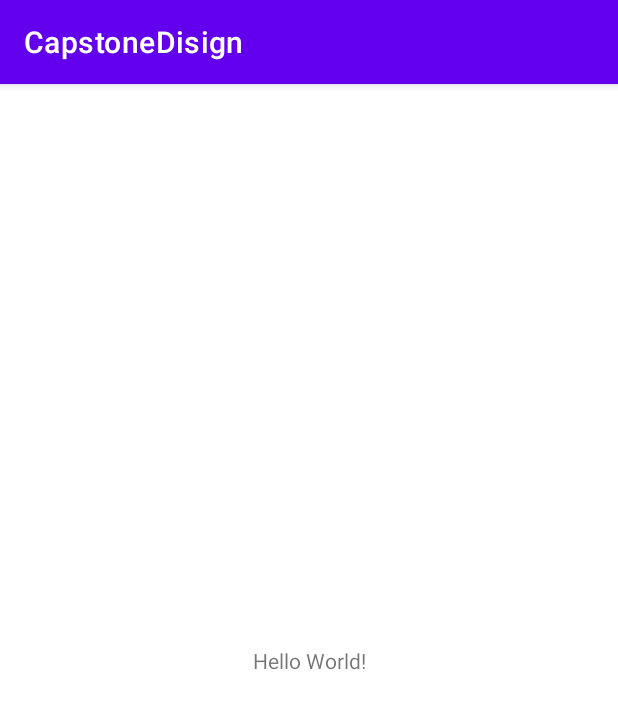
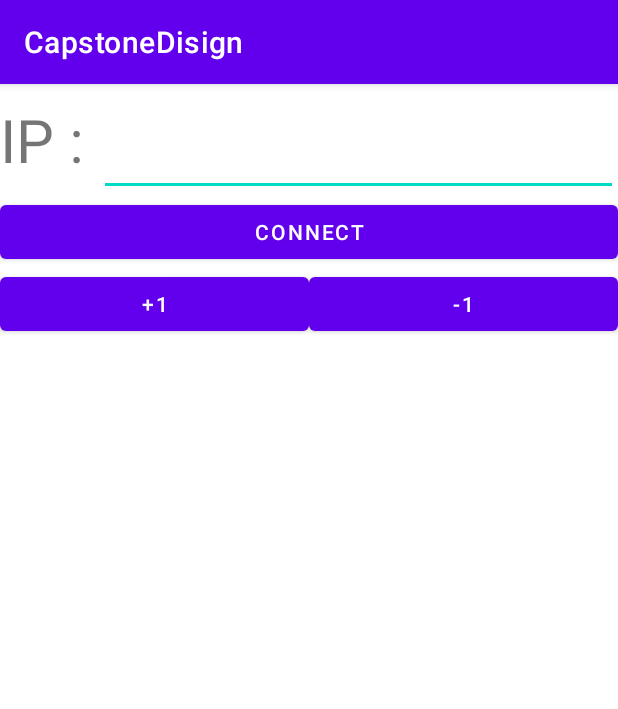
Before and after one commit to minsu11/Capston_SmartTrashCan, an Android app: the screen it shows after launch (MainActivity), on a phone screen of 412 x 824 dp. Shown: the top 709 px of the screen. Run offline under Robolectric (Android 15) with nearby library versions, the phone set to English and light mode, and no system bars.

Commit message:
ServerSetting
first Server

```diff
--- a/app/src/main/java/com/example/capstonedisign/MainActivity.java
+++ b/app/src/main/java/com/example/capstonedisign/MainActivity.java
@@ -1,14 +1,136 @@
 package com.example.capstonedisign;
-
 import androidx.appcompat.app.AppCompatActivity;
 
 import android.os.Bundle;
+import android.os.Handler;
+import android.os.Looper;
+import android.util.Log;
+import android.view.View;
+import android.widget.Button;
+import android.widget.EditText;
+import android.widget.TextView;
 
+import java.io.DataInputStream;
+import java.io.DataOutputStream;
+import java.io.IOException;
+import java.io.ObjectInputStream;
+import java.io.ObjectOutputStream;
+import java.net.Socket;
+import java.nio.ByteBuffer;
+import java.nio.ByteOrder;
 public class MainActivity extends AppCompatActivity {
+
+    int sended_num=0;
+    boolean selected = false;
+    Button connect_btn;
+    Button plus_btn, minus_btn;
+    EditText ip_edit;
+    TextView show_text;
+
+    // about socket
+    private Handler mHandler;
+
+    private Socket socket;
+
+    private DataOutputStream outstream;
+    private DataInputStream instream;
+
+    private int port = 9999;
 
     @Override
     protected void onCreate(Bundle savedInstanceState) {
         super.onCreate(savedInstanceState);
         setContentView(R.layout.activity_main);
+
+        connect_btn = (Button) findViewById(R.id.button);
+        connect_btn.setOnClickListener(new View.OnClickListener() {
+            @Override
+            public void onClick(View v) {
+                connect();
+            }
+        });
+
+        plus_btn = (Button) findViewById(R.id.plus_btn);
+        plus_btn.setOnClickListener(new View.OnClickListener() {
+            @Override
+            public void onClick(View v) {
+                selected = true;
+                sended_num += 1;
+            }
+        });
+        minus_btn = (Button) findViewById(R.id.minus_btn);
+        minus_btn.setOnClickListener(new View.OnClickListener() {
+            @Override
+            public void onClick(View v) {
+                selected = true;
+                sended_num -= 1;
+            }
+        });
+
+        ip_edit = (EditText) findViewById(R.id.editText);
+        show_text = (TextView) findViewById(R.id.textView);
+    }
+
+    void connect(){
+        mHandler = new Handler(Looper.getMainLooper());
+        Log.w("connect","연결 하는중");
+
+        Thread checkUpdate = new Thread(){
+            public void run(){
+                // Get ip
+                String newip = String.valueOf(ip_edit.getText());
+
+                // Access server
+                try{
+                    socket = new Socket(newip, port);
+                    Log.w("서버 접속됨", "서버 접속됨");
+                }catch (IOException e1){
+                    Log.w("서버 접속 못함", "서버 접속 못함");
+                    e1.printStackTrace();
+                }
+
+                Log.w("edit 넘어가야 할 값 : ","안드로이드에서 서버로 연결 요청");
+
+                try{
+                    outstream = new DataOutputStream(socket.getOutputStream());
+                    instream = new DataInputStream(socket.getInputStream());
+                    outstream.writeUTF("안드로이드에서 서버로 연결 요청");
+                }catch(IOException e){
+                    e.printStackTrace();
+                    Log.w("버퍼","버퍼 생성 잘못 됨");
+                }
+                Log.w("버퍼","버퍼 생성 잘 됨");
+
+                try{
+                    while(true){
+                        String msg = "java test message - ";
+                        if (selected == true){
+                            msg = msg + sended_num;
+                            byte[] data = msg.getBytes();
+                            ByteBuffer b1 = ByteBuffer.allocate(4);
+                            b1.order(ByteOrder.LITTLE_ENDIAN);
+                            b1.putInt(data.length);
+                            outstream.write(b1.array(),0,4);
+                            outstream.write(data);
+
+                            data = new byte[4];
+                            instream.read(data,0,4);
+                            ByteBuffer b2 = ByteBuffer.wrap(data);
+                            b2.order(ByteOrder.LITTLE_ENDIAN);
+                            int length = b2.getInt();
+                            data = new byte[length];
+                            instream.read(data,0,length);
+
+                            msg = new String(data,"UTF-8");
+                            show_text.setText(msg);
+                            selected = false;
+                        }
+                    }
+                }catch(Exception e){
+
+                }
+            }
+        };
+        checkUpdate.start();
     }
 }
--- a/app/src/main/res/layout/activity_main.xml
+++ b/app/src/main/res/layout/activity_main.xml
@@ -1,18 +1,54 @@
 <?xml version="1.0" encoding="utf-8"?>
-<androidx.constraintlayout.widget.ConstraintLayout xmlns:android="http://schemas.android.com/apk/res/android"
-    xmlns:app="http://schemas.android.com/apk/res-auto"
+<LinearLayout xmlns:android="http://schemas.android.com/apk/res/android"
     xmlns:tools="http://schemas.android.com/tools"
     android:layout_width="match_parent"
     android:layout_height="match_parent"
-    tools:context=".MainActivity">
+    tools:context=".MainActivity"
+    android:orientation="vertical">
+
+    <LinearLayout
+        android:layout_width="match_parent"
+        android:layout_height="wrap_content"
+        android:orientation="horizontal">
+        <TextView
+            android:layout_width="wrap_content"
+            android:layout_height="wrap_content"
+            android:textSize="40dp"
+            android:text="IP : "/>
+        <EditText
+            android:layout_width="match_parent"
+            android:layout_height="wrap_content"
+            android:id="@+id/editText"
+            android:textSize="40dp"/>
+    </LinearLayout>
+    <Button
+        android:layout_width="match_parent"
+        android:layout_height="wrap_content"
+        android:text="CONNECT"
+        android:id="@+id/button"/>
+    <LinearLayout
+        android:layout_width="match_parent"
+        android:layout_height="wrap_content"
+        android:orientation="horizontal">
+        <Button
+            android:layout_weight="1"
+            android:layout_width="match_parent"
+            android:layout_height="wrap_content"
+            android:text="+1"
+            android:id="@+id/plus_btn"/>
+        <Button
+            android:layout_weight="1"
+            android:layout_width="match_parent"
+            android:layout_height="wrap_content"
+            android:text="-1"
+            android:id="@+id/minus_btn"/>
+    </LinearLayout>
 
     <TextView
-        android:layout_width="wrap_content"
+        android:layout_width="match_parent"
         android:layout_height="wrap_content"
-        android:text="Hello World!"
-        app:layout_constraintBottom_toBottomOf="parent"
-        app:layout_constraintEnd_toEndOf="parent"
-        app:layout_constraintStart_toStartOf="parent"
-        app:layout_constraintTop_toTopOf="parent" />
+        android:textSize="25dp"
+        android:id="@+id/textView"/>
 
-</androidx.constraintlayout.widget.ConstraintLayout>
+
+</LinearLayout>
```
Also changed, not shown: app/src/main/AndroidManifest.xml (+7 -1 lines).
